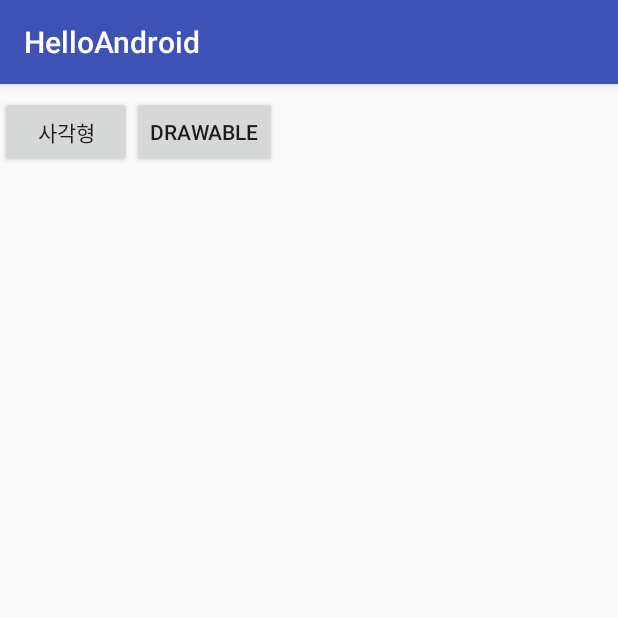
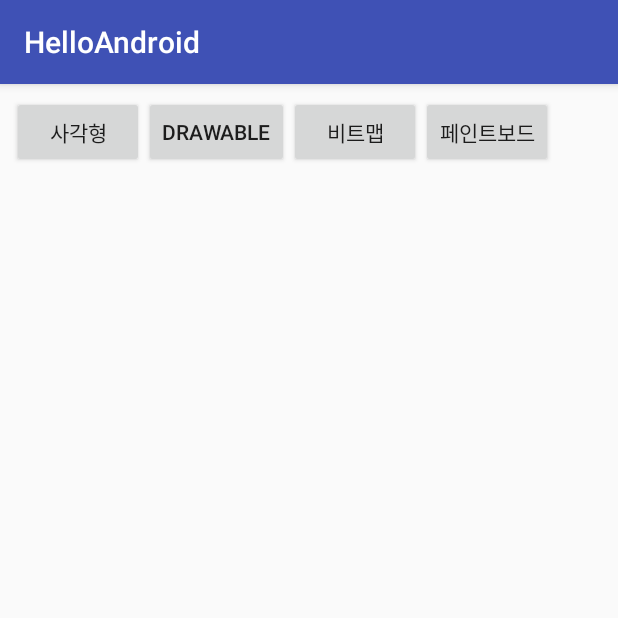
Before and after one commit to GentleDot/demo-android_1, an Android app: the screen it shows after launch (MainActivity), on a phone screen of 412 x 824 dp, the top half of it. Run offline under Robolectric (Android 15) with nearby library versions, the phone set to English and light mode, and no system bars.

Commit message:
Android Practice - simplePaintBoard

```diff
--- a/app/src/main/AndroidManifest.xml
+++ b/app/src/main/AndroidManifest.xml
@@ -19,6 +19,10 @@
         </activity>
         <activity android:name=".DrawablesActivity">
         </activity>
+        <activity android:name=".BitmapActivity">
+        </activity>
+        <activity android:name=".PaintBoardActivity">
+        </activity>
     </application>
 
 </manifest>
--- a/app/src/main/java/net/gentledot/helloandroid/MainActivity.java
+++ b/app/src/main/java/net/gentledot/helloandroid/MainActivity.java
@@ -28,5 +28,21 @@ public class MainActivity extends AppCompatActivity {
                 startActivity(new Intent(getApplicationContext(), DrawablesActivity.class));
             }
         });
+
+        Button bitmapDemoBtn = (Button) findViewById(R.id.bitmapDemoBtn);
+        bitmapDemoBtn.setOnClickListener(new View.OnClickListener() {
+            @Override
+            public void onClick(View v) {
+                startActivity(new Intent(getApplicationContext(), BitmapActivity.class));
+            }
+        });
+
+        Button paintBoardBtn = (Button) findViewById(R.id.paintBoardBtn);
+        paintBoardBtn.setOnClickListener(new View.OnClickListener() {
+            @Override
+            public void onClick(View v) {
+                startActivity(new Intent(getApplicationContext(), PaintBoardActivity.class));
+            }
+        });
     }
 }
--- a/app/src/main/res/layout/activity_main.xml
+++ b/app/src/main/res/layout/activity_main.xml
@@ -11,7 +11,7 @@
             android:text="사각형"
             android:layout_width="wrap_content"
             android:layout_height="wrap_content"
-            android:id="@+id/drawBtn" android:layout_marginTop="8dp"
+            android:id="@+id/drawBtn" android:layout_marginTop="8dp" android:layout_marginLeft="8dp"
             app:layout_constraintTop_toTopOf="parent"
             app:layout_constraintLeft_toLeftOf="parent"/>
 
@@ -20,4 +20,16 @@
         app:layout_constraintTop_toTopOf="parent" app:layout_constraintLeft_toRightOf="@+id/drawBtn"
         android:layout_marginTop="8dp"
         android:text="drawable"/>
+
+    <Button android:layout_width="wrap_content" android:layout_height="wrap_content"
+        android:id="@+id/bitmapDemoBtn"
+        app:layout_constraintTop_toTopOf="parent" app:layout_constraintLeft_toRightOf="@+id/drawableVarBtn"
+        android:layout_marginTop="8dp"
+        android:text="비트맵"/>
+
+    <Button android:layout_width="wrap_content" android:layout_height="wrap_content"
+        android:id="@+id/paintBoardBtn"
+        app:layout_constraintTop_toTopOf="parent" app:layout_constraintLeft_toRightOf="@+id/bitmapDemoBtn"
+        android:text="페인트보드"
+        android:layout_marginTop="8dp"/>
 </android.support.constraint.ConstraintLayout>
```
Also changed, not shown: app/src/main/java/net/gentledot/helloandroid/BitmapActivity.java (added, +13 -0 lines), app/src/main/java/net/gentledot/helloandroid/PaintBoardActivity.java (added, +13 -0 lines), app/src/main/java/net/gentledot/helloandroid/view/CustomImageView.java (added, +54 -0 lines), app/src/main/java/net/gentledot/helloandroid/view/PaintBoardView.java (added, +85 -0 lines), app/src/main/res/layout/activity_bitmap.xml (added, +13 -0 lines), app/src/main/res/layout/activity_paint_board.xml (added, +12 -0 lines), app/src/main/res/drawable/image1.gif (added), app/src/main/res/drawable/image2.gif (added).
